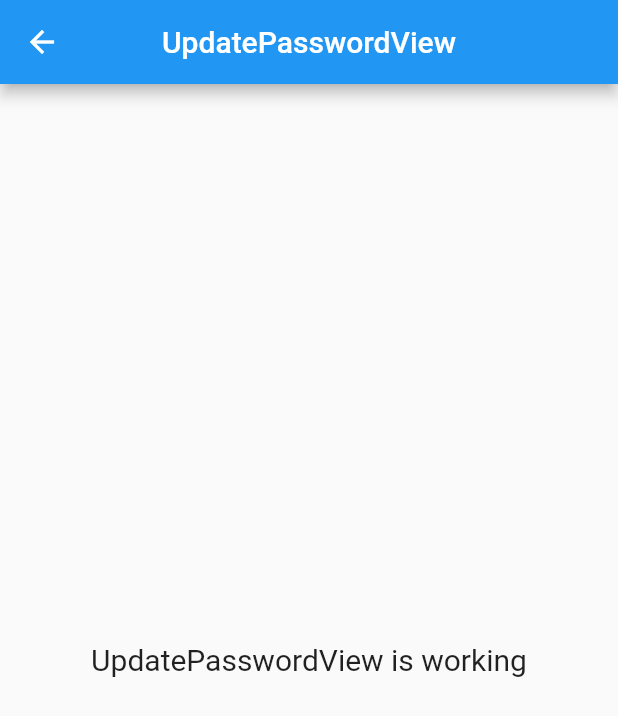
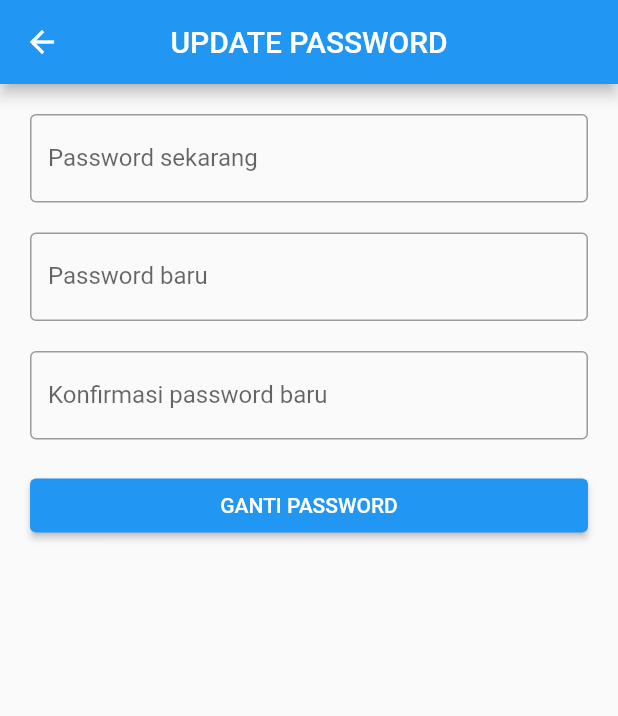
Before and after one commit to unuStudents/Flutter-precense_geolocation, a Flutter app: the UpdatePasswordView screen opened by its route, on a phone screen of 412 x 824 dp. Shown: the top 716 px of the screen. Run offline on Flutter 3.47's test engine with Material 2 defaults, Android fonts, the light colour scheme and no system bars; our stand-ins replace cloud_firestore, firebase_auth, firebase_core, get; accounts and stored records are empty.

Commit message:
uodate pasword

```diff
--- a/lib/app/modules/update_password/controllers/update_password_controller.dart
+++ b/lib/app/modules/update_password/controllers/update_password_controller.dart
@@ -1,5 +1,49 @@
+import 'package:firebase_auth/firebase_auth.dart';
+import 'package:flutter/cupertino.dart';
 import 'package:get/get.dart';
 
 class UpdatePasswordController extends GetxController {
-  //
+  RxBool isLoading = false.obs;
+
+  TextEditingController sekarangC = TextEditingController();
+  TextEditingController baruC = TextEditingController();
+  TextEditingController konfirmC = TextEditingController();
+
+  FirebaseAuth auth = FirebaseAuth.instance;
+
+  void updatePass() async {
+    if (sekarangC.text.isNotEmpty &&
+        baruC.text.isNotEmpty &&
+        konfirmC.text.isNotEmpty) {
+      if (baruC.text == konfirmC.text) {
+        isLoading.value = true;
+        try {
+          String emailUser = auth.currentUser!.email!;
+
+          await auth.signInWithEmailAndPassword(
+              email: emailUser, password: sekarangC.text);
+
+          await auth.currentUser!.updatePassword(baruC.text);
+
+          Get.back();
+
+          Get.snackbar("Berhasil", "Berhasil Update Password");
+        } on FirebaseException catch (e) {
+          if (e.code == "wrong-password") {
+            Get.snackbar("Terjadi Kesalahan", "Password sekarang salah");
+          } else {
+            Get.snackbar("Terjadi Kesalahan", "${e.code.toLowerCase()}");
+          }
+        } catch (e) {
+          Get.snackbar("Terjadi Kesalahan", "Tidak dapat update password");
+        } finally {
+          isLoading.value = false;
+        }
+      } else {
+        Get.snackbar("Terjadi Kesalahan", "Konfirm password tidak cocok");
+      }
+    } else {
+      Get.snackbar("Terjadi Kesalahan", "Harus di isi semua!");
+    }
+  }
 }
--- a/lib/app/modules/update_password/views/update_password_view.dart
+++ b/lib/app/modules/update_password/views/update_password_view.dart
@@ -9,14 +9,55 @@ class UpdatePasswordView extends GetView<UpdatePasswordController> {
   Widget build(BuildContext context) {
     return Scaffold(
       appBar: AppBar(
-        title: Text('UpdatePasswordView'),
+        title: Text('UPDATE PASSWORD'),
         centerTitle: true,
       ),
-      body: Center(
-        child: Text(
-          'UpdatePasswordView is working',
-          style: TextStyle(fontSize: 20),
-        ),
+      body: ListView(
+        padding: EdgeInsets.all(20),
+        children: [
+          TextField(
+            autocorrect: false,
+            obscureText: true,
+            controller: controller.sekarangC,
+            decoration: InputDecoration(
+              labelText: "Password sekarang",
+              border: OutlineInputBorder(),
+            ),
+          ),
+          SizedBox(height: 20),
+          TextField(
+            autocorrect: false,
+            obscureText: true,
+            controller: controller.baruC,
+            decoration: InputDecoration(
+              labelText: "Password baru",
+              border: OutlineInputBorder(),
+            ),
+          ),
+          SizedBox(height: 20),
+          TextField(
+            autocorrect: false,
+            obscureText: true,
+            controller: controller.konfirmC,
+            decoration: InputDecoration(
+              labelText: "Konfirmasi password baru",
+              border: OutlineInputBorder(),
+            ),
+          ),
+          SizedBox(height: 20),
+          Obx(
+            () => ElevatedButton(
+              onPressed: () {
+                if (controller.isLoading.isFalse) {
+                  controller.updatePass();
+                }
+              },
+              child: Text(controller.isLoading.isFalse
+                  ? "GANTI PASSWORD"
+                  : "LOADING..."),
+            ),
+          ),
+        ],
       ),
     );
   }
```
Also changed, not shown: lib/app/modules/add_pegawai/views/add_pegawai_view.dart (+4 -4 lines).
